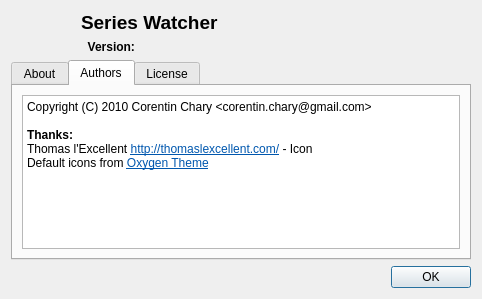
Above: ui/aboutdialog.ui from ThomasBrixLarsen/serieswatcher before the change. Below: the same form after it.
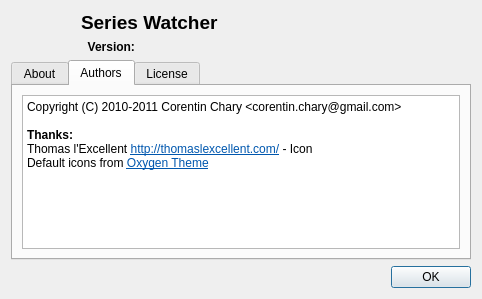
That is the form after the change. The open tabs and pages were chosen to show the change. Icons and pictures are not drawn.

Commit message: ui: update copyright year

```diff
--- a/ui/aboutdialog.ui
+++ b/ui/aboutdialog.ui
@@ -109,7 +109,7 @@
 &lt;table border=&quot;0&quot; style=&quot;-qt-table-type: root; margin-top:4px; margin-bottom:4px; margin-left:4px; margin-right:4px;&quot;&gt;
 &lt;tr&gt;
 &lt;td style=&quot;border: none;&quot;&gt;
-&lt;p style=&quot; margin-top:0px; margin-bottom:0px; margin-left:0px; margin-right:0px; -qt-block-indent:0; text-indent:0px;&quot;&gt;Copyright (C) 2010 Corentin Chary &amp;lt;corentin.chary@gmail.com&amp;gt;&lt;/p&gt;
+&lt;p style=&quot; margin-top:0px; margin-bottom:0px; margin-left:0px; margin-right:0px; -qt-block-indent:0; text-indent:0px;&quot;&gt;Copyright (C) 2010-2011 Corentin Chary &amp;lt;corentin.chary@gmail.com&amp;gt;&lt;/p&gt;
 &lt;p style=&quot;-qt-paragraph-type:empty; margin-top:0px; margin-bottom:0px; margin-left:0px; margin-right:0px; -qt-block-indent:0; text-indent:0px;&quot;&gt;&lt;/p&gt;
 &lt;p style=&quot; margin-top:0px; margin-bottom:0px; margin-left:0px; margin-right:0px; -qt-block-indent:0; text-indent:0px;&quot;&gt;&lt;span style=&quot; font-weight:600;&quot;&gt;Thanks:&lt;/span&gt;&lt;/p&gt;
 &lt;p style=&quot; margin-top:0px; margin-bottom:0px; margin-left:0px; margin-right:0px; -qt-block-indent:0; text-indent:0px;&quot;&gt;Thomas l'Excellent &lt;a href=&quot;http://book.thomaslexcellent.com/&quot;&gt;&lt;span style=&quot; text-decoration: underline; color:#0057ae;&quot;&gt;http://thomaslexcellent.com/&lt;/span&gt;&lt;/a&gt; - Icon&lt;/p&gt;
```
